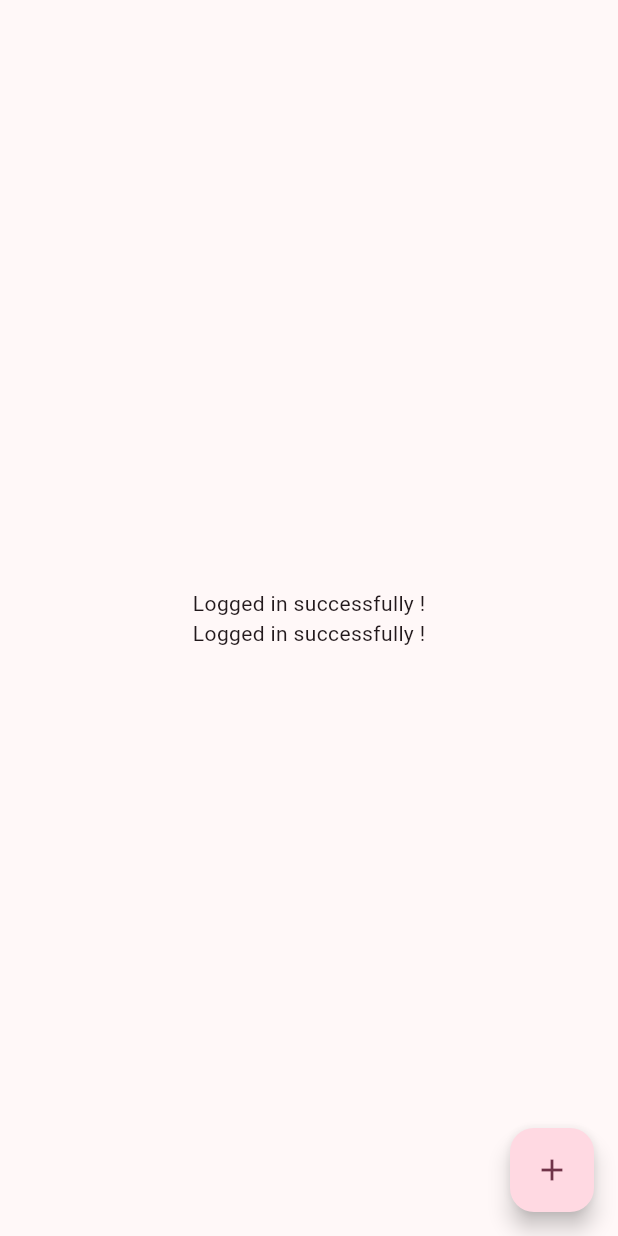
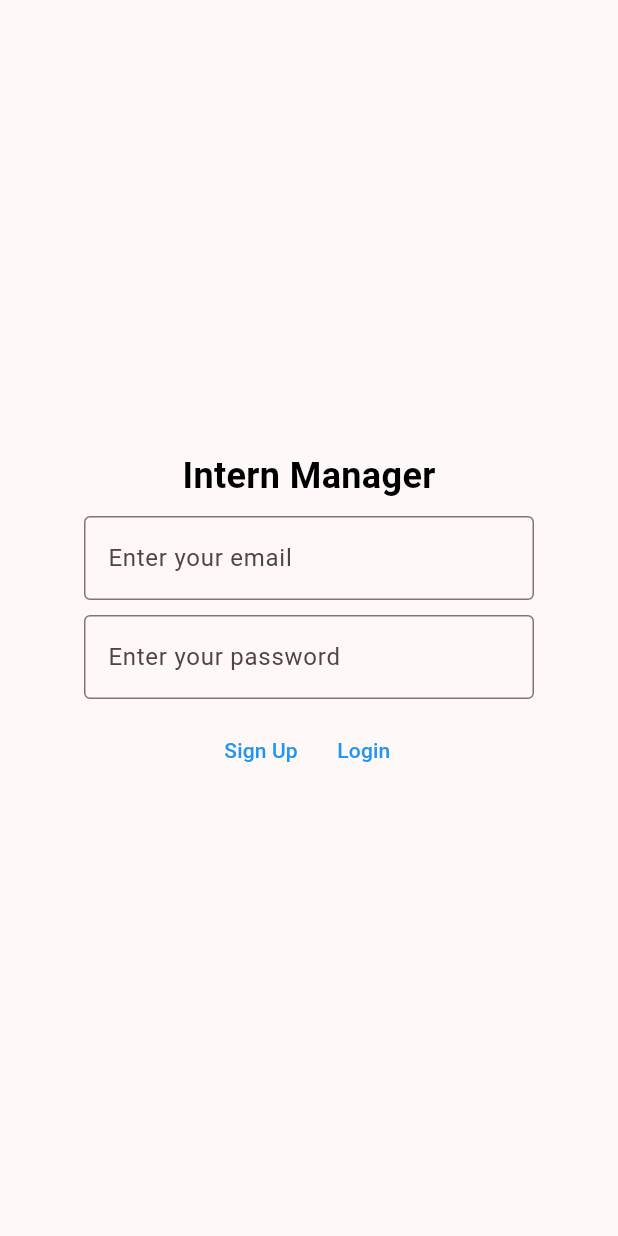
Before and after one commit to arjun-rishi-2004/flutter_tutorial, a Flutter app: the screen it shows after launch, on a phone screen of 412 x 824 dp. Run offline on Flutter 3.47's test engine with Material 3 defaults, Android fonts, the phone set to English and light mode, and no system bars; our stand-ins replace firebase_auth, firebase_core, flutter_secure_storage; accounts and stored records are empty.

Commit message:
enough is enough

```diff
--- /dev/null
+++ b/lib/firebase/firebase_helper.dart
@@ -0,0 +1,37 @@
+import 'package:firebase_auth/firebase_auth.dart';
+
+class AuthHelper{
+  final FirebaseAuth _auth = FirebaseAuth.instance;
+
+  // Sign In
+  Future<String?> signIn(String email, String password) async {
+    try {
+      await _auth.signInWithEmailAndPassword(email: email, password: password);
+      return null;
+    } catch (e) {
+      return e.toString();
+      }
+  }
+
+
+  Future<String?> signUp(String email, String password) async {
+    try {
+      await _auth.createUserWithEmailAndPassword(
+          email: email, password: password);
+      return null;
+    } catch (e) {
+      return e.toString();
+    }
+  }
+
+
+  Future<void> signOut() async {
+    await _auth.signOut();
+  }
+
+
+  User? getCurrentUser() {
+    return _auth.currentUser;
+  }
+
+}
--- a/lib/main.dart
+++ b/lib/main.dart
@@ -1,9 +1,16 @@
+import 'package:firebase_core/firebase_core.dart';
 import 'package:flutter/material.dart';
+import 'package:flutter_application_1/firebase_options.dart';
 import 'package:flutter_application_1/view_modal/todoviewmodel.dart';
 import 'package:flutter_application_1/views/home_screen.dart';
+import 'package:flutter_application_1/views/login_screen.dart';
 import 'package:provider/provider.dart';
 
-void main() {
+Future<void> main() async {
+  await Firebase.initializeApp(
+    options: DefaultFirebaseOptions.web
+  );
+
   runApp(const MyApp());
 }
 
@@ -39,7 +46,7 @@ class MyApp extends StatelessWidget {
           // tested with just a hot reload.
           colorScheme: ColorScheme.fromSeed(seedColor: const Color.fromARGB(255, 0, 0, 0)),
         ),
-        home: const HomeScreen(email: "a"),
+        home:  LoginScreen(),
       ),
     );
   }
--- /dev/null
+++ b/lib/views/login_screen.dart
@@ -0,0 +1,127 @@
+import 'package:flutter/material.dart';
+import 'package:flutter_application_1/firebase/firebase_helper.dart';
+import 'package:flutter_application_1/views/home_screen.dart';
+
+class LoginScreen extends StatelessWidget {
+  LoginScreen({super.key});
+
+  @override
+  Widget build(BuildContext context) {
+    final TextEditingController emailController = TextEditingController();
+    final TextEditingController passwordController = TextEditingController();
+    final AuthHelper authhelper = AuthHelper();
+
+    void handleSignin() async {
+      String? msg = await authhelper.signIn(
+        emailController.text.trim(),
+        passwordController.text.trim(),
+
+      );
+      if (msg == null) {
+        ScaffoldMessenger.of(
+          context,
+        ).showSnackBar(SnackBar(content: Text("Login Successfull" )));
+        Navigator.of(context).push(
+          MaterialPageRoute(
+            builder: (context) {
+              return HomeScreen(email: emailController.text);
+            },
+          ),
+        );
+      } else {
+        ScaffoldMessenger.of(
+          context,
+        ).showSnackBar(SnackBar(content: Text("Invalid Email or Password")));
+      }
+    }
+  void handleSignUp() async {
+    print(emailController.text);
+    print(passwordController.text);
+      String? msg = await authhelper.signUp(
+        emailController.text.trim(),
+        passwordController.text.trim(),
+      );
+      print(msg);
+      if (msg == null) {
+        ScaffoldMessenger.of(
+          context,
+        ).showSnackBar(SnackBar(content: Text("Sign Up Successful")));
+        Navigator.of(context).push(
+          MaterialPageRoute(
+            builder: (context) {
+              return HomeScreen(email: emailController.text);
+            },
+          ),
+        );
+      } else {
+        ScaffoldMessenger.of(
+          context,
+        ).showSnackBar(SnackBar(content: Text("Invalid Email or Password")));
+      }
+    }
+    return Scaffold(
+      body: Center(
+        child: Column(
+          mainAxisAlignment: MainAxisAlignment.center,
+          children: [
+            // TextField(controller: emailController, decoration: InputDecoration(labelText: 'Email')),
+            Text(
+              "Intern Manager",
+              style: TextStyle(
+                fontSize: 24,
+                fontWeight: FontWeight.bold,
+                color: Colors.black,
+              ),
+            ),
+            SizedBox(height: 10),
+            SizedBox(
+              width: 300.0,
+              child: TextField(
+                controller: emailController,
+                decoration: InputDecoration(
+                  border: OutlineInputBorder(),
+                  hintText: 'Enter your email',
+                ),
+              ),
+              // TextField(controller: passwordController,decoration: InputDecoration(labelText: 'Password'),),
+            ),
+            SizedBox(height: 10),
+            SizedBox(
+              width: 300.0,
+              child: TextField(
+                controller: passwordController,
+                decoration: InputDecoration(
+                  border: OutlineInputBorder(),
+                  hintText: 'Enter your password',
+                ),
+              ),
+            ),
+            SizedBox(height: 10),
+          Center(
+          child:Row(
+                      mainAxisAlignment: MainAxisAlignment.center,
+
+           children: [
+            TextButton(
+              style: ButtonStyle(
+                foregroundColor: WidgetStateProperty.all<Color>(Colors.blue),
+              ),
+              onPressed: () {handleSignUp();},
+              child: Text('Sign Up'),
+            ),
+            TextButton(
+              style: ButtonStyle(
+                foregroundColor: WidgetStateProperty.all<Color>(Colors.blue),
+              ),
+              onPressed: () {handleSignin();},
+              child: Text('Login'),
+            ),
+          ]
+          )
+          )
+          ],
+        ),
+      ),
+    );
+  }
+}
--- a/pubspec.yaml
+++ b/pubspec.yaml
@@ -36,6 +36,9 @@ dependencies:
   cupertino_icons: ^1.0.8
   provider: ^6.1.2
   flutter_secure_storage: ^9.2.4
+  firebase_core: ^3.12.1
+  firebase_auth: ^5.5.1
+  cloud_firestore: ^5.6.5
 
 dev_dependencies:
   flutter_test:
```
Also changed, not shown: lib/view_modal/todoviewmodel.dart (+9 -8 lines), lib/views/admin_screen.dart (added, +10 -0 lines), lib/views/home_screen.dart (+97 -13 lines), firebase.json (added), lib/firebase_options.dart (added), pubspec.lock, 6 other files.
